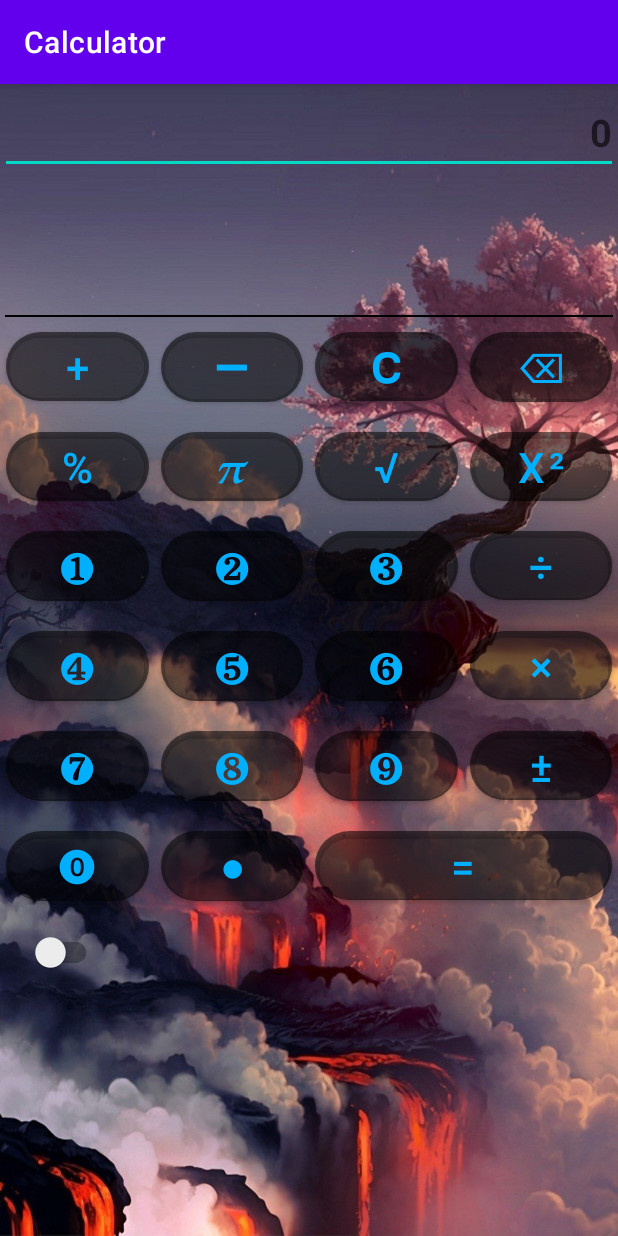
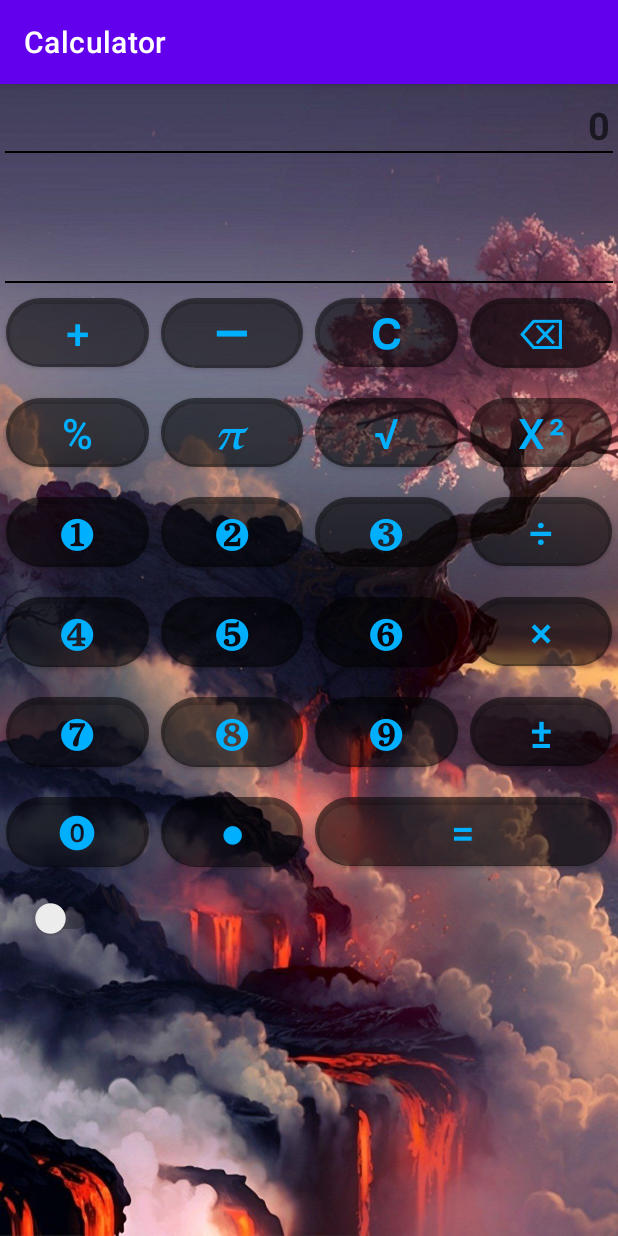
Before and after one commit to Viktor-Ruff/Java-for-Android-2, an Android app: the screen it shows after launch (MainActivity before the commit, CalculatorActivity after it), on a phone screen of 412 x 824 dp. Run offline under Robolectric (Android 15) with nearby library versions, the phone set to English and light mode, and no system bars.

Commit message:
commit in master 29.06.22

```diff
--- a/app/src/main/AndroidManifest.xml
+++ b/app/src/main/AndroidManifest.xml
@@ -10,7 +10,7 @@
         android:supportsRtl="true"
         android:theme="@style/Theme.JavaForAndroid2">
         <activity
-            android:name=".MainActivity"
+            android:name=".ui.CalculatorActivity"
             android:exported="true">
             <intent-filter>
                 <action android:name="android.intent.action.MAIN" />
--- a/app/src/main/java/com/example/javaforandroid2/MainActivity.java
+++ /dev/null
@@ -1,14 +0,0 @@
-package com.example.javaforandroid2;
-
-import androidx.appcompat.app.AppCompatActivity;
-
-import android.os.Bundle;
-
-public class MainActivity extends AppCompatActivity {
-
-    @Override
-    protected void onCreate(Bundle savedInstanceState) {
-        super.onCreate(savedInstanceState);
-        setContentView(R.layout.activity_main);
-    }
-}
--- /dev/null
+++ b/app/src/main/java/com/example/javaforandroid2/model/Action.java
@@ -0,0 +1,16 @@
+package com.example.javaforandroid2.model;
+
+/**
+ * Created by Viktor-Ruff
+ * Date: 26.06.2022
+ * Time: 13:04
+ */
+
+public enum Action {
+
+    DOT,
+    DELETE,
+    CLEAN,
+    PLUSMINUS,
+    EQUALS
+}
--- a/app/src/main/java/com/example/javaforandroid2/model/Calculator.java
+++ b/app/src/main/java/com/example/javaforandroid2/model/Calculator.java
@@ -5,5 +5,9 @@ package com.example.javaforandroid2.model;
  * Date: 26.06.2022
  * Time: 11:10
  */
+
 public interface Calculator {
+
+    double execute(double arg1, double arg2, Operator operator);
+
 }
--- /dev/null
+++ b/app/src/main/java/com/example/javaforandroid2/model/Operator.java
@@ -0,0 +1,18 @@
+package com.example.javaforandroid2.model;
+
+/**
+ * Created by Viktor-Ruff
+ * Date: 26.06.2022
+ * Time: 11:32
+ */
+
+public enum Operator {
+    SUM,
+    SUB,
+    MULTIPLY,
+    DIVIDE,
+    ROOT,
+    DEGREE,
+    PERCENT
+
+}
--- /dev/null
+++ b/app/src/main/java/com/example/javaforandroid2/ui/CalculatorActivity.java
@@ -0,0 +1,124 @@
+package com.example.javaforandroid2.ui;
+
+import androidx.annotation.RequiresApi;
+import androidx.appcompat.app.AppCompatActivity;
+
+import android.os.Build;
+import android.os.Bundle;
+import android.view.View;
+import android.widget.TextView;
+
+import com.example.javaforandroid2.R;
+import com.example.javaforandroid2.model.Action;
+import com.example.javaforandroid2.model.Calculator;
+import com.example.javaforandroid2.model.CalculatorImpl;
+import com.example.javaforandroid2.model.Operator;
+
+import java.util.HashMap;
+import java.util.Map;
+
+public class CalculatorActivity extends AppCompatActivity implements CalculatorView {
+
+    private TextView tvResult;
+    private CalculatorPresenter presenter;
+
+    @RequiresApi(api = Build.VERSION_CODES.N)
+    @Override
+    protected void onCreate(Bundle savedInstanceState) {
+        super.onCreate(savedInstanceState);
+        setContentView(R.layout.activity_main);
+
+        tvResult = findViewById(R.id.tvResult);
+
+        presenter = new CalculatorPresenter(this, new CalculatorImpl());
+
+        Map<Integer, Double> digits = new HashMap<>();
+        digits.put(R.id.btKey1, 1.0);
+        digits.put(R.id.btKey2, 2.0);
+        digits.put(R.id.btKey3, 3.0);
+        digits.put(R.id.btKey4, 4.0);
+        digits.put(R.id.btKey5, 5.0);
+        digits.put(R.id.btKey6, 6.0);
+        digits.put(R.id.btKey7, 7.0);
+        digits.put(R.id.btKey8, 8.0);
+        digits.put(R.id.btKey9, 9.0);
+        digits.put(R.id.btKey0, 0.0);
+        digits.put(R.id.btPi, 3.14159);
+
+        View.OnClickListener digitClickListener = new View.OnClickListener() {
+            @Override
+            public void onClick(View view) {
+                presenter.onDigitPressed(digits.get(view.getId()));
+                System.out.println(digits.get(view.getId()));
+            }
+        };
+
+        findViewById(R.id.btKey1).setOnClickListener(digitClickListener);
+        findViewById(R.id.btKey2).setOnClickListener(digitClickListener);
+        findViewById(R.id.btKey3).setOnClickListener(digitClickListener);
+        findViewById(R.id.btKey4).setOnClickListener(digitClickListener);
+        findViewById(R.id.btKey5).setOnClickListener(digitClickListener);
+        findViewById(R.id.btKey6).setOnClickListener(digitClickListener);
+        findViewById(R.id.btKey7).setOnClickListener(digitClickListener);
+        findViewById(R.id.btKey8).setOnClickListener(digitClickListener);
+        findViewById(R.id.btKey9).setOnClickListener(digitClickListener);
+        findViewById(R.id.btKey0).setOnClickListener(digitClickListener);
+        findViewById(R.id.btPi).setOnClickListener(digitClickListener);
+
+        Map<Integer, Operator> operators = new HashMap<>();
+        operators.put(R.id.btPlus, Operator.SUM);
+        operators.put(R.id.btMinus, Operator.SUB);
+        operators.put(R.id.btMultiply, Operator.MULTIPLY);
+        operators.put(R.id.btDivide, Operator.DIVIDE);
+        operators.put(R.id.btRoot, Operator.ROOT);
+        operators.put(R.id.btDegree, Operator.DEGREE);
+        operators.put(R.id.btPercent, Operator.PERCENT);
+
+        View.OnClickListener operatorClickListener = new View.OnClickListener() {
+            @Override
+            public void onClick(View view) {
+                presenter.onOperatorPressed(operators.get(view.getId()));
+                System.out.println(operators.get(view.getId()));
+            }
+        };
+
+        findViewById(R.id.btPlus).setOnClickListener(operatorClickListener);
+        findViewById(R.id.btMinus).setOnClickListener(operatorClickListener);
+        findViewById(R.id.btMultiply).setOnClickListener(operatorClickListener);
+        findViewById(R.id.btDivide).setOnClickListener(operatorClickListener);
+        findViewById(R.id.btRoot).setOnClickListener(operatorClickListener);
+        findViewById(R.id.btDegree).setOnClickListener(operatorClickListener);
+        findViewById(R.id.btPercent).setOnClickListener(operatorClickListener);
+
+
+
+        Map<Integer, Action> action = new HashMap<>();
+        action.put(R.id.btDot, Action.DOT);
+        action.put(R.id.btDelete, Action.DELETE);
+        action.put(R.id.btClean, Action.CLEAN);
+        action.put(R.id.btPlusMinus, Action.PLUSMINUS);
+        action.put(R.id.btEquals, Action.EQUALS);
+
+        View.OnClickListener actionClickListener = new View.OnClickListener() {
+            @Override
+            public void onClick(View view) {
+                presenter.onActionPressed(action.get(view.getId()));
+                System.out.println(action.get(view.getId()));
+            }
+        };
+
+        findViewById(R.id.btDot).setOnClickListener(actionClickListener);
+        findViewById(R.id.btDelete).setOnClickListener(actionClickListener);
+        findViewById(R.id.btClean).setOnClickListener(actionClickListener);
+        findViewById(R.id.btPlusMinus).setOnClickListener(actionClickListener);
+        findViewById(R.id.btEquals).setOnClickListener(actionClickListener);
+    }
+
+
+    @Override
+    public void showResult(String result) {
+        tvResult.setText(result);
+
+    }
+
+}
--- /dev/null
+++ b/app/src/main/java/com/example/javaforandroid2/ui/CalculatorPresenter.java
@@ -0,0 +1,97 @@
+package com.example.javaforandroid2.ui;
+
+import android.icu.number.NumberFormatter;
+import android.icu.text.DecimalFormat;
+import android.os.Build;
+
+import androidx.annotation.RequiresApi;
+
+import com.example.javaforandroid2.model.Action;
+import com.example.javaforandroid2.model.Calculator;
+import com.example.javaforandroid2.model.Operator;
+
+/**
+ * Created by Viktor-Ruff
+ * Date: 26.06.2022
+ * Time: 12:08
+ */
+
+@RequiresApi(api = Build.VERSION_CODES.N)
+public class CalculatorPresenter {
+
+    private CalculatorView view;
+    private Calculator calculator;
+    private DecimalFormat formatter = new DecimalFormat("#.#####");
+    private double argOne;
+    private Double argTwo;
+    private double result;
+    private Operator selectedOperator;
+
+    public CalculatorPresenter(CalculatorView view, Calculator calculator) {
+        this.view = view;
+        this.calculator = calculator;
+    }
+
+    public void onDigitPressed(Double digit) {
+
+        if (argTwo == null) {
+
+            argOne = argOne * 10 + digit;
+
+            showFormatted(argOne);
+
+        } else {
+
+            argTwo = argTwo * 10 + digit;
+
+            showFormatted(argTwo);
+        }
+
+    }
+
+    public void onOperatorPressed(Operator operator) {
+
+        if (selectedOperator != null) {
+
+            argOne = calculator.execute(argOne, argTwo, selectedOperator);
+
+            showFormatted(argOne);
+        }
+
+        argTwo = 0.0;
+
+        selectedOperator = operator;
+    }
+
+    public void onActionPressed(Action action) {
+
+        switch (action) {
+
+            case EQUALS:
+
+
+            case CLEAN:
+
+                argOne = 0.0;
+                argTwo = 0.0;
+                showFormatted(argOne);
+
+            case PLUSMINUS:
+
+                argOne = -argOne;
+                showFormatted(argOne);
+
+            case DOT:
+
+
+            case DELETE:
+        }
+
+
+    }
+
+    private void showFormatted(double value) {
+
+        view.showResult(formatter.format(value));
+    }
+}
--- /dev/null
+++ b/app/src/main/java/com/example/javaforandroid2/ui/CalculatorView.java
@@ -0,0 +1,12 @@
+package com.example.javaforandroid2.ui;
+
+/**
+ * Created by Viktor-Ruff
+ * Date: 26.06.2022
+ * Time: 12:03
+ */
+
+public interface CalculatorView {
+
+    void showResult(String result);
+}
--- a/app/src/main/res/layout/activity_main.xml
+++ b/app/src/main/res/layout/activity_main.xml
@@ -6,9 +6,9 @@
     android:layout_height="match_parent"
     android:background="@drawable/wood"
     android:orientation="vertical"
-    tools:context=".MainActivity">
+    tools:context=".ui.CalculatorActivity">
 
-    <EditText
+    <TextView
         android:id="@+id/edUserInput"
         android:layout_width="match_parent"
         android:layout_height="wrap_content"
@@ -16,8 +16,18 @@
         android:gravity="end"
         android:hint="@string/zero"
         android:maxHeight="50sp"
+        android:paddingEnd="5dp"
         android:textSize="25sp"
         android:textStyle="bold" />
+
+    <View
+        android:id="@+id/vLine1"
+        android:layout_width="match_parent"
+        android:layout_height="1dp"
+        android:layout_gravity="center"
+        android:layout_marginLeft="3dp"
+        android:layout_marginRight="3dp"
+        android:background="#000000" />
 
     <TextView
         android:id="@+id/tvResult"
@@ -25,12 +35,14 @@
         android:layout_height="wrap_content"
         android:layout_marginBottom="20dp"
         android:gravity="end"
-        android:minHeight="60dp"
-        android:textSize="55sp"
+        android:maxHeight="65dp"
+        android:paddingEnd="5dp"
+        android:textColor="@color/black"
+        android:textSize="50sp"
         android:textStyle="bold" />
 
     <View
-        android:id="@+id/vLine"
+        android:id="@+id/vLine2"
         android:layout_width="match_parent"
         android:layout_height="1dp"
         android:layout_gravity="center"
```
Also changed, not shown: app/src/main/java/com/example/javaforandroid2/model/CalculatorImpl.java (added, +44 -0 lines).
